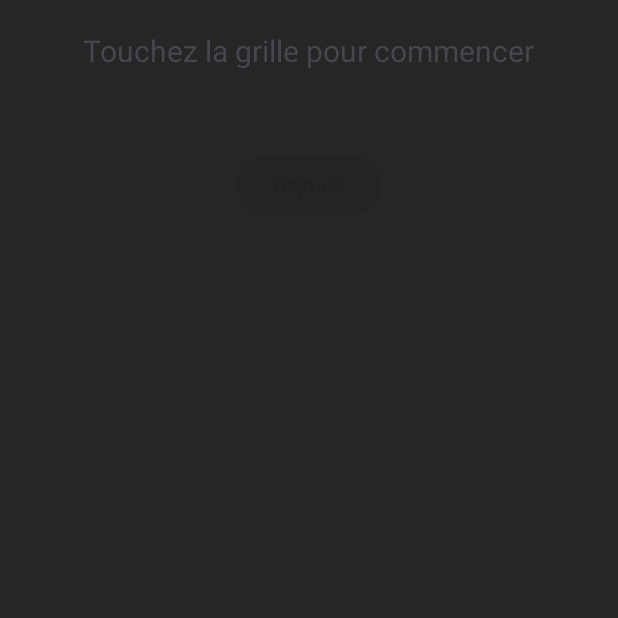
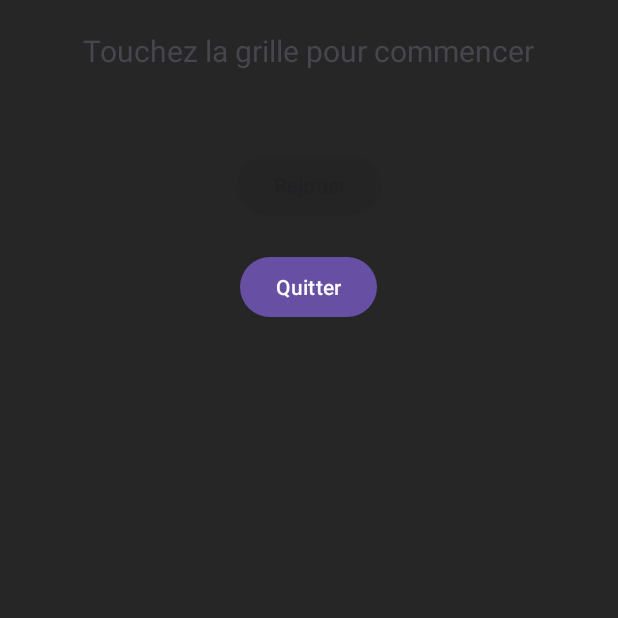
Before and after one commit to Jujedie/ApplicationMultiJeux, an Android app: the TicTacToeActivity screen opened directly, with no data from a screen before it, on a phone screen of 412 x 824 dp, the top half of it. Run offline under Robolectric (Android 15) with nearby library versions, the phone set to English and light mode, and no system bars; 1 statement that could not run was skipped.

Commit message:
update morpion

```diff
--- a/app/src/main/java/com/example/applicationmultijeux/tictactoe/TicTacToeActivity.java
+++ b/app/src/main/java/com/example/applicationmultijeux/tictactoe/TicTacToeActivity.java
@@ -1,7 +1,10 @@
 package com.example.applicationmultijeux.tictactoe;
 
 
+import com.example.applicationmultijeux.MainActivity;
 import com.example.applicationmultijeux.R;
+import com.example.applicationmultijeux.suivi.SuiviActivity;
+
 import android.content.Context;
 import android.graphics.Canvas;
 import android.graphics.Paint;
@@ -26,6 +29,7 @@ public class TicTacToeActivity extends AppCompatActivity
     private TextView msgFin;
     private TextView score;
     private Button btnRejouer;
+    private Button btnQuitter;
 
     private String mode;
     private Joueur j1;
@@ -46,6 +50,9 @@ public class TicTacToeActivity extends AppCompatActivity
         this.score = findViewById(R.id.score);
         this.btnRejouer = findViewById(R.id.btnRejouer);
         this.btnRejouer.setOnClickListener(v -> nouvellePartie());
+
+        this.btnQuitter = findViewById(R.id.btnQuitter);
+        this.btnQuitter.setOnClickListener(v -> quitter());
 
         this.msgFin.setText("Touchez la grille pour commencer");
 
@@ -93,6 +100,19 @@ public class TicTacToeActivity extends AppCompatActivity
         vueMorpion.invalidate();
         this.interactionAutorisee = true;
 
+    }
+
+    public void quitter()
+    {
+        if (this.mode.equals("Solo"))
+        {
+            Intent resultIntent = new Intent(TicTacToeActivity.this, MainActivity.class);
+            resultIntent.putExtra("ScoreTicTacToe", this.j1.getScore());
+
+            setResult(MainActivity.RESULT_OK, resultIntent);
+        }
+
+        finish();
     }
 
     private void initGrille()
--- a/app/src/main/res/layout/activity_tictactoe.xml
+++ b/app/src/main/res/layout/activity_tictactoe.xml
@@ -31,6 +31,13 @@
         android:text="Rejouer"
         android:layout_marginTop="20dp"/>
 
+    <Button
+        android:id="@+id/btnQuitter"
+        android:layout_width="wrap_content"
+        android:layout_height="wrap_content"
+        android:text="Quitter"
+        android:layout_marginTop="20dp"/>
+
     <com.example.applicationmultijeux.tictactoe.VueMorpion
         android:id="@+id/vueMorpion"
         android:layout_width="wrap_content"
```
